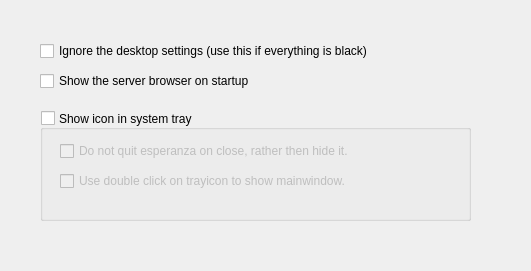
Old version of the form ui/firsttimewizard/gui.ui in the repository theefer/esperanza.
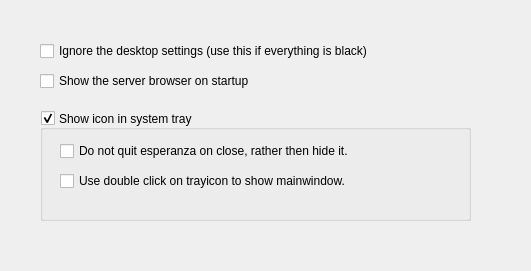
New version of the form.

```diff
--- a/ui/firsttimewizard/gui.ui
+++ b/ui/firsttimewizard/gui.ui
@@ -57,7 +57,7 @@
     <bool>true</bool>
    </property>
    <property name="checked" >
-    <bool>false</bool>
+    <bool>true</bool>
    </property>
    <widget class="QCheckBox" name="doQuitOnClose" >
     <property name="geometry" >
```
Left out of the diff: 3 changed lines with no effect on the pictures.
